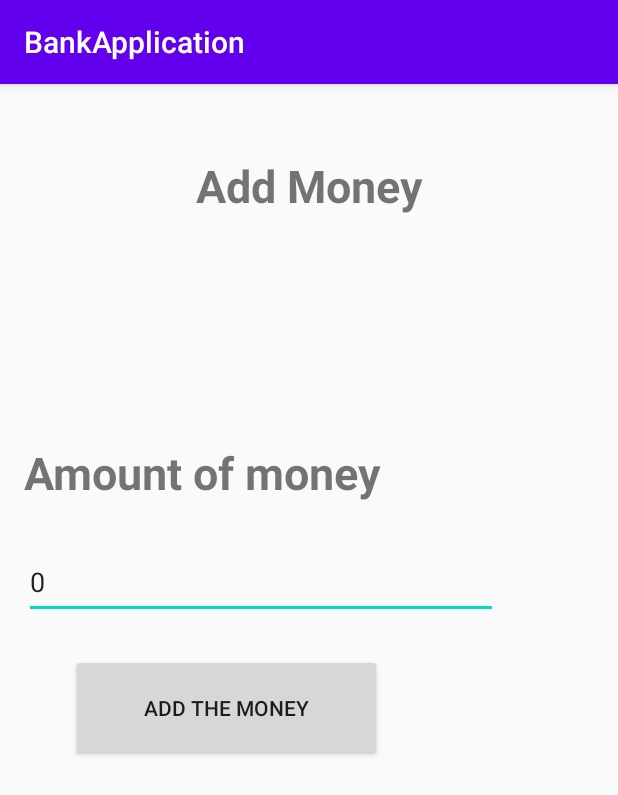
After one commit to taruhaimi/BankApplication, an Android app: the AddMoney screen opened directly, with no data from a screen before it, on a phone screen of 412 x 824 dp. The commit adds this screen. Shown: the top 795 px of the screen. Run offline under Robolectric (Android 15) with nearby library versions, the phone set to English and light mode, and no system bars.

Commit message:
Update 6.4.2020 Account methods created (new payment, add money) Started Card class

```diff
--- a/app/src/main/AndroidManifest.xml
+++ b/app/src/main/AndroidManifest.xml
@@ -9,7 +9,10 @@
         android:roundIcon="@mipmap/ic_launcher_round"
         android:supportsRtl="true"
         android:theme="@style/AppTheme">
-        <activity android:name=".AccountInfo"></activity>
+        <activity android:name=".SelfPayment"></activity>
+        <activity android:name=".NewPayment" />
+        <activity android:name=".AddMoney" />
+        <activity android:name=".AccountInfo" />
         <activity android:name=".LogIn">
             <intent-filter>
                 <action android:name="android.intent.action.MAIN" />
--- /dev/null
+++ b/app/src/main/java/com/example/bankapplication/AddMoney.java
@@ -0,0 +1,31 @@
+package com.example.bankapplication;
+
+import androidx.appcompat.app.AppCompatActivity;
+
+import android.os.Bundle;
+import android.view.View;
+import android.widget.EditText;
+import android.widget.Toast;
+
+public class AddMoney extends AppCompatActivity {
+    int listIndex;
+    double money;
+
+    EditText moneyText;
+    @Override
+    protected void onCreate(Bundle savedInstanceState) {
+        super.onCreate(savedInstanceState);
+        setContentView(R.layout.activity_add_money);
+        Bundle extras = getIntent().getExtras();
+        moneyText = (EditText) findViewById(R.id.editText);
+        if (extras != null) {
+            listIndex = extras.getInt("key");
+        }
+        moneyText.setText("0");
+    }
+    public void addMoney(View v)    {
+        money = Double.parseDouble(moneyText.getText().toString());
+        MainActivity.accountArrayList.get(listIndex).depositMoney(money);
+        Toast.makeText(this,"Added: "+money+"e to account "+MainActivity.accountArrayList.get(listIndex).getInformation(),Toast.LENGTH_SHORT).show();
+    }
+}
--- a/app/src/main/res/layout/activity_account_info.xml
+++ b/app/src/main/res/layout/activity_account_info.xml
@@ -70,6 +70,7 @@
         android:id="@+id/accountPayment"
         android:layout_width="302dp"
         android:layout_height="62dp"
+        android:onClick="newPayment"
         android:text="New payment"
         app:layout_constraintBottom_toBottomOf="parent"
         app:layout_constraintEnd_toEndOf="parent"
@@ -82,6 +83,7 @@
         android:id="@+id/accountAddMoney"
         android:layout_width="302dp"
         android:layout_height="62dp"
+        android:onClick="addMoney"
         android:text="Add money (Requires admin access)"
         app:layout_constraintBottom_toBottomOf="parent"
         app:layout_constraintEnd_toEndOf="parent"
--- /dev/null
+++ b/app/src/main/res/layout/activity_add_money.xml
@@ -0,0 +1,65 @@
+<?xml version="1.0" encoding="utf-8"?>
+<androidx.constraintlayout.widget.ConstraintLayout xmlns:android="http://schemas.android.com/apk/res/android"
+    xmlns:app="http://schemas.android.com/apk/res-auto"
+    xmlns:tools="http://schemas.android.com/tools"
+    android:layout_width="match_parent"
+    android:layout_height="match_parent"
+    tools:context=".AddMoney">
+
+    <TextView
+        android:id="@+id/textView2"
+        android:layout_width="157dp"
+        android:layout_height="51dp"
+        android:text="Add Money"
+        android:textAlignment="center"
+        android:textSize="30sp"
+        android:textStyle="bold"
+        app:layout_constraintBottom_toBottomOf="parent"
+        app:layout_constraintEnd_toEndOf="parent"
+        app:layout_constraintStart_toStartOf="parent"
+        app:layout_constraintTop_toTopOf="parent"
+        app:layout_constraintVertical_bias="0.066" />
+
+    <TextView
+        android:id="@+id/textView5"
+        android:layout_width="309dp"
+        android:layout_height="47dp"
+        android:text="Amount of money"
+        android:textAlignment="viewStart"
+        android:textSize="30sp"
+        android:textStyle="bold"
+        app:layout_constraintBottom_toBottomOf="parent"
+        app:layout_constraintEnd_toEndOf="parent"
+        app:layout_constraintHorizontal_bias="0.156"
+        app:layout_constraintStart_toStartOf="parent"
+        app:layout_constraintTop_toTopOf="parent"
+        app:layout_constraintVertical_bias="0.331" />
+
+    <EditText
+        android:id="@+id/editText"
+        android:layout_width="316dp"
+        android:layout_height="49dp"
+        android:ems="10"
+        android:hint="e.g. 50.00"
+        android:inputType="textPersonName"
+        app:layout_constraintBottom_toBottomOf="parent"
+        app:layout_constraintEnd_toEndOf="parent"
+        app:layout_constraintHorizontal_bias="0.168"
+        app:layout_constraintStart_toStartOf="parent"
+        app:layout_constraintTop_toTopOf="parent"
+        app:layout_constraintVertical_bias="0.428" />
+
+    <Button
+        android:id="@+id/button4"
+        android:layout_width="207dp"
+        android:layout_height="71dp"
+        android:onClick="addMoney"
+        android:text="Add the money"
+        app:layout_constraintBottom_toBottomOf="parent"
+        app:layout_constraintEnd_toEndOf="parent"
+        app:layout_constraintHorizontal_bias="0.23"
+        app:layout_constraintStart_toStartOf="parent"
+        app:layout_constraintTop_toTopOf="parent"
+        app:layout_constraintVertical_bias="0.545" />
+
+</androidx.constraintlayout.widget.ConstraintLayout>
```
Also changed, not shown: app/src/main/java/com/example/bankapplication/Account.java (+22 -17 lines), app/src/main/java/com/example/bankapplication/AccountInfo.java (+27 -3 lines), app/src/main/java/com/example/bankapplication/Card.java (added, +51 -0 lines), app/src/main/java/com/example/bankapplication/NewPayment.java (added, +27 -0 lines), app/src/main/java/com/example/bankapplication/SelfPayment.java (added, +53 -0 lines), app/src/main/res/layout/activity_new_payment.xml (added, +47 -0 lines), app/src/main/res/layout/activity_self_payment.xml (added, +88 -0 lines).
